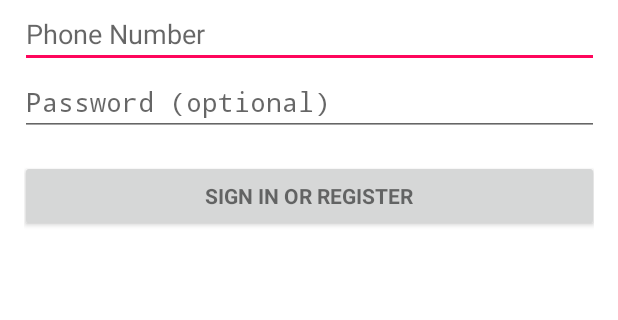
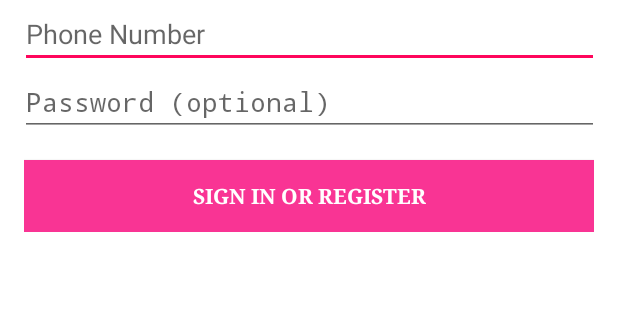
Before and after one commit to adi2624/T-Mobile-Rescue-App, an Android app: the screen it shows after launch (LoginActivity), on a phone screen of 412 x 824 dp, the part 396-716 px from its top. Run offline under Robolectric (Android 15) with nearby library versions, the phone set to English and light mode, and no system bars; 2 statements that could not run were skipped.

Commit message:
Added colors

```diff
--- a/app/src/main/res/layout/activity_login.xml
+++ b/app/src/main/res/layout/activity_login.xml
@@ -67,7 +67,10 @@
                 android:layout_width="match_parent"
                 android:layout_height="wrap_content"
                 android:layout_marginTop="16dp"
+                android:background="@color/roseEnd"
+                android:fontFamily="serif"
                 android:text="@string/action_sign_in"
+                android:textColor="@android:color/white"
                 android:textStyle="bold" />
 
         </LinearLayout>
```
